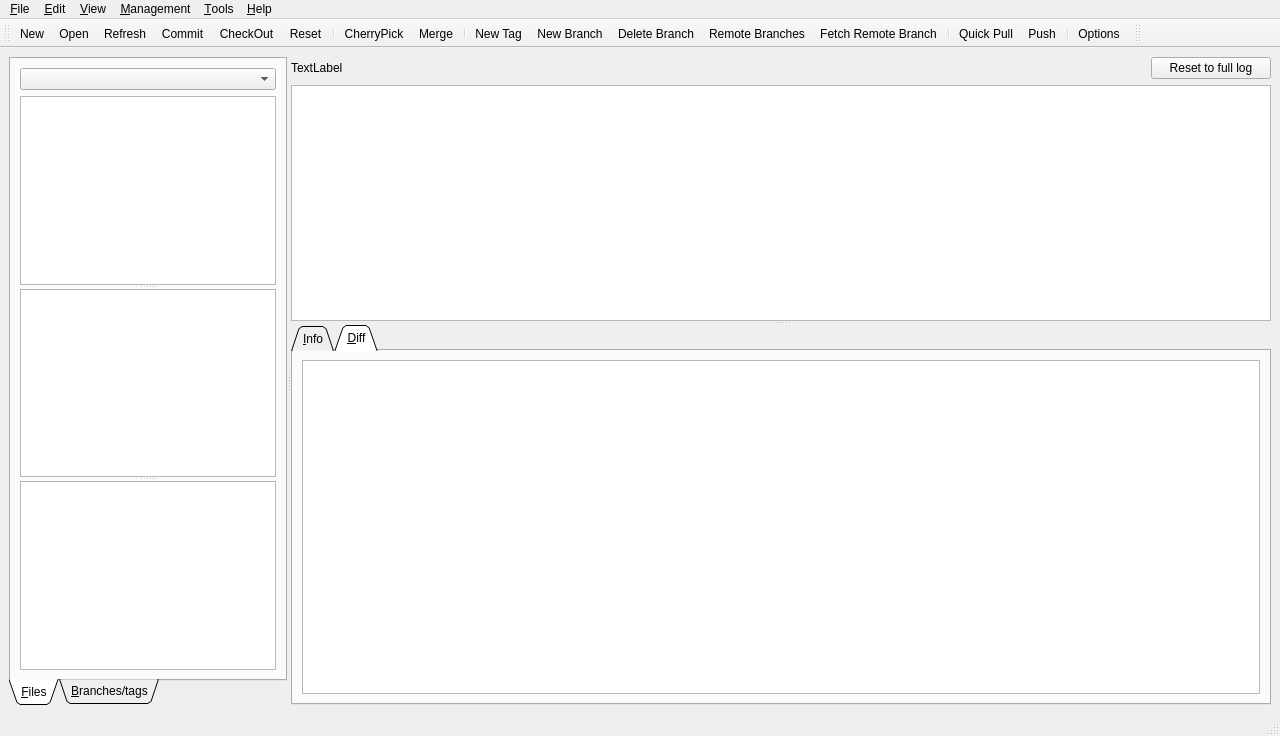
bainonline/teamgit, file ui/mainwindow.ui: the form before one commit.
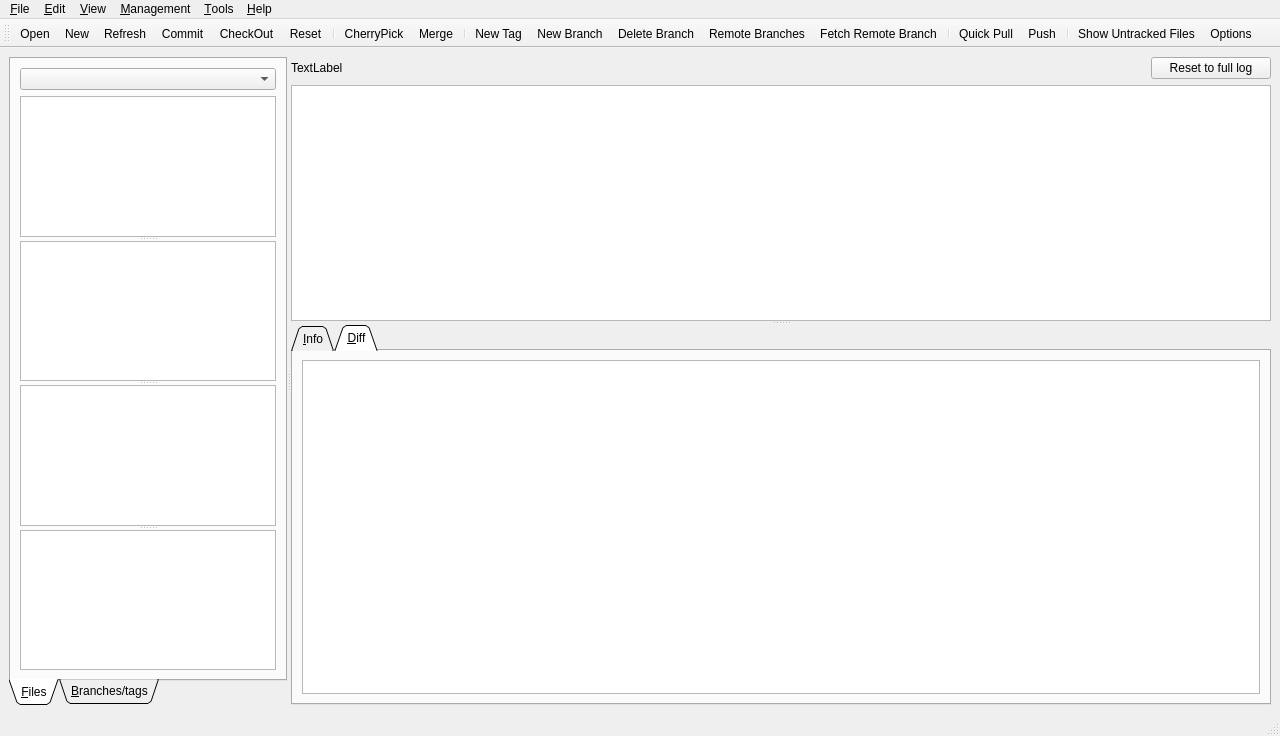
The form after the commit. Icons and pictures are not drawn.

Commit message: Added show/hide untracked files

```diff
--- a/ui/mainwindow.ui
+++ b/ui/mainwindow.ui
@@ -94,6 +94,14 @@
              <number>0</number>
             </property>
            </widget>
+           <widget class="QTreeView" name="untrackedFilesView" >
+            <property name="selectionMode" >
+             <enum>QAbstractItemView::ExtendedSelection</enum>
+            </property>
+            <property name="autoExpandDelay" >
+             <number>0</number>
+            </property>
+           </widget>
           </widget>
          </item>
         </layout>
@@ -397,7 +405,7 @@
     <rect>
      <x>0</x>
      <y>27</y>
-     <width>438</width>
+     <width>1280</width>
      <height>30</height>
     </rect>
    </property>
@@ -410,8 +418,8 @@
    <attribute name="toolBarBreak" >
     <bool>false</bool>
    </attribute>
-   <addaction name="action_New" />
    <addaction name="action_Open" />
+   <addaction name="action_New" />
    <addaction name="action_Refresh" />
    <addaction name="action_Commit" />
    <addaction name="actionCheck_Out" />
@@ -429,27 +437,9 @@
    <addaction name="action_Pull" />
    <addaction name="action_Push" />
    <addaction name="separator" />
+   <addaction name="actionShow_Untracked" />
    <addaction name="action_Options" />
   </widget>
-  <widget class="QToolBar" name="toolBar_2" >
-   <property name="geometry" >
-    <rect>
-     <x>438</x>
-     <y>27</y>
-     <width>842</width>
-     <height>30</height>
-    </rect>
-   </property>
-   <property name="windowTitle" >
-    <string>toolBar_2</string>
-   </property>
-   <attribute name="toolBarArea" >
-    <enum>TopToolBarArea</enum>
-   </attribute>
-   <attribute name="toolBarBreak" >
-    <bool>false</bool>
-   </attribute>
-  </widget>
   <action name="action_New" >
    <property name="icon" >
     <iconset resource="icons.qrc" >
@@ -644,6 +634,18 @@
     <string>&amp;Reset</string>
    </property>
   </action>
+  <action name="actionShow_Untracked" >
+   <property name="checkable" >
+    <bool>true</bool>
+   </property>
+   <property name="icon" >
+    <iconset resource="icons.qrc" >
+     <normaloff>:/main/compfile.png</normaloff>:/main/compfile.png</iconset>
+   </property>
+   <property name="text" >
+    <string>Show Untracked Files</string>
+   </property>
+  </action>
  </widget>
  <resources>
   <include location="icons.qrc" />
```
Left out of the diff: 1 changed line with no effect on the pictures.
